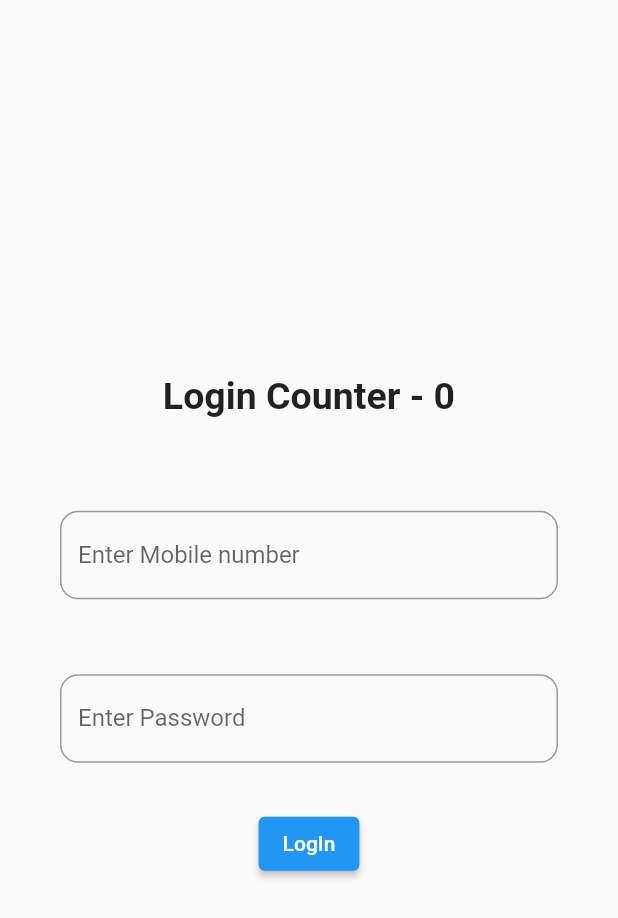
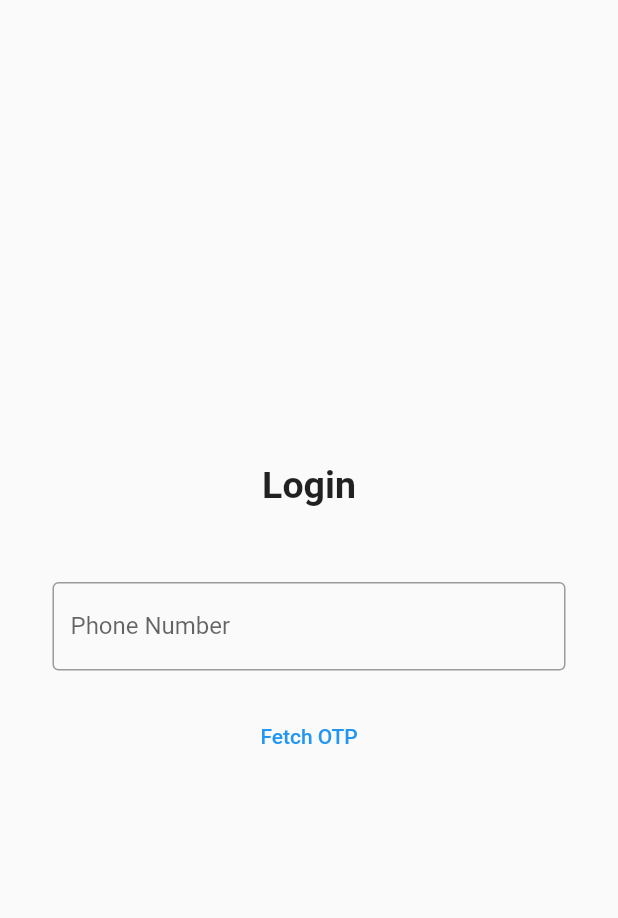
Before and after one commit to Karanvthakur148/getxcode, a Flutter app: the screen it shows after launch, on a phone screen of 412 x 824 dp. Shown: the top 918 px of the screen. Run offline on Flutter 3.47's test engine with Material 2 defaults, Android fonts, the light colour scheme and no system bars; our stand-ins replace firebase_auth, firebase_core, get, get_storage; accounts and stored records are empty.

Commit message:
mobile no auth

```diff
--- a/lib/services/login_screen.dart
+++ b/lib/services/login_screen.dart
@@ -1,70 +1,118 @@
+import 'package:firebase_auth/firebase_auth.dart';
 import 'package:flutter/material.dart';
 import 'package:get/get.dart';
+import 'package:getxcode/services/otp_screen.dart';
 
 import '../controller/otpcontroller.dart';
-import 'otp_screen.dart';
 
 class Page1 extends StatelessWidget {
   final controller = Get.put(Controller());
+  FirebaseAuth auth = FirebaseAuth.instance;
 
   @override
   Widget build(BuildContext context) {
     return Scaffold(
-      body: Center(
-        child: Form(key:controller.formKeyLogin ,
-          child: Column(
-            mainAxisAlignment: MainAxisAlignment.center,
-            children: [
-              Obx(
-                () => (Padding(
-                  padding: EdgeInsets.all(12.0),
-                  child: Text(
-                    "Login Counter - ${controller.count.value.toString()}",
-                    style: TextStyle(fontSize: 25, fontWeight: FontWeight.bold),
-                  ),
-                )),
-              ),
-              Padding(
-                padding: const EdgeInsets.only(right: 40, left: 40, top: 50),
-                child: TextFormField(
-                  controller: controller.textController,
-                  validator: (value) => controller.mobileValidator(value!),
-                  decoration: InputDecoration(
-                    label: Text("Enter Mobile number"),
-                    border: OutlineInputBorder(
-                      borderRadius: BorderRadius.circular(12),
-                    ),
-                  ),
-                ),
-              ),
-              Padding(
-                padding: const EdgeInsets.only(right: 40, left: 40, top: 50),
-                child: TextFormField(
-                  controller: controller.passwordController,
-                  validator: (value) => controller.passwordValidator(value!),
-                  decoration: InputDecoration(
-                    label: Text("Enter Password"),
-                    border: OutlineInputBorder(
-                      borderRadius: BorderRadius.circular(12),
-                    ),
-                  ),
-                ),
-              ),
-              SizedBox(
-                height: 30,
-              ),
-              ElevatedButton(
-                onPressed: () {
-                  controller.onLogin();
-                  controller.count.value++;
-
-                },
-                child: Text('LogIn'),
-              ),
-            ],
+      body: Form(
+        key: controller.formKeyLogin,
+        child: Column(mainAxisAlignment: MainAxisAlignment.center, children: [
+        Text(
+                       "Login",
+                       style: TextStyle(fontSize: 25, fontWeight: FontWeight.bold),),
+          SizedBox(height: 50,),
+          Padding(
+            padding: const EdgeInsets.only(left: 35,right: 35,),
+            child: TextFormField(
+              validator: (value) => controller.mobileValidator(value!),
+              controller: controller.mobileController,
+              decoration: const InputDecoration(
+                  border: OutlineInputBorder(),
+                  labelText: 'Phone Number',
+                  hintText: 'Enter Valid Number'),
+            ),
           ),
-        ),
+          SizedBox(height: 20),
+          TextButton(
+              onPressed: () {
+                if(controller.formKeyLogin.currentState!.validate()) {
+                  fetchOtp();
+                }
+              },
+              child: Text('Fetch OTP')),
+        ]),
       ),
+      // body: Center(
+      //   child: Form(key:controller.formKeyLogin ,
+      //     child: Column(
+      //       mainAxisAlignment: MainAxisAlignment.center,
+      //       children: [
+      //         Obx(
+      //           () => (Padding(
+      //             padding: EdgeInsets.all(12.0),
+      //             child: Text(
+      //               "Login Counter - ${controller.count.value.toString()}",
+      //               style: TextStyle(fontSize: 25, fontWeight: FontWeight.bold),
+      //             ),
+      //           )),
+      //         ),
+      //         Padding(
+      //           padding: const EdgeInsets.only(right: 40, left: 40, top: 50),
+      //           child: TextFormField(
+      //             controller: controller.textController,
+      //             validator: (value) => controller.mobileValidator(value!),
+      //             decoration: InputDecoration(
+      //               label: Text("Enter Mobile number"),
+      //               border: OutlineInputBorder(
+      //                 borderRadius: BorderRadius.circular(12),
+      //               ),
+      //             ),
+      //           ),
+      //         ),
+      //         Padding(
+      //           padding: const EdgeInsets.only(right: 40, left: 40, top: 50),
+      //           child: TextFormField(
+      //             controller: controller.passwordController,
+      //             validator: (value) => controller.passwordValidator(value!),
+      //             decoration: InputDecoration(
+      //               label: Text("Enter Password"),
+      //               border: OutlineInputBorder(
+      //                 borderRadius: BorderRadius.circular(12),
+      //               ),
+      //             ),
+      //           ),
+      //         ),
+      //         SizedBox(
+      //           height: 30,
+      //         ),
+      //         ElevatedButton(
+      //           onPressed: () {
+      //             controller.onLogin();
+      //             controller.count.value++;
+      //
+      //           },
+      //           child: Text('LogIn'),
+      //         ),
+      //       ],
+      //     ),
+      //   ),
+      // ),
     );
   }
+
+  Future<void> fetchOtp() async {
+    await auth.verifyPhoneNumber(
+        phoneNumber: controller.mobileController.text.toString(),
+        verificationCompleted: (PhoneAuthCredential credential) async {
+          await auth.signInWithCredential(credential);
+        },
+        verificationFailed: (FirebaseAuthException e) {
+          if (e.code == "invalid-phone-number") {
+            print('Invalid phone number');
+          }
+        },
+        codeSent: (String verificationid, int? resendToken) async {
+          controller.verificationid = verificationid;
+          Get.to(OtpScreenPage());
+        },
+        codeAutoRetrievalTimeout: (String verificationid) {});
+  }
 }
--- a/pubspec.yaml
+++ b/pubspec.yaml
@@ -41,6 +41,8 @@ dev_dependencies:
   get: ^4.6.1
   get_storage: ^2.0.3
   pin_code_fields: ^7.3.0
+  firebase_core: ^1.13.1
+  firebase_auth: ^3.3.9
 
 
   # The "flutter_lints" package below contains a set of recommended lints to
```
Also changed, not shown: lib/controller/otpcontroller.dart (+3 -14 lines), lib/main.dart (+4 -5 lines), lib/services/otp_screen.dart (+56 -76 lines), pubspec.lock, 3 other files.
